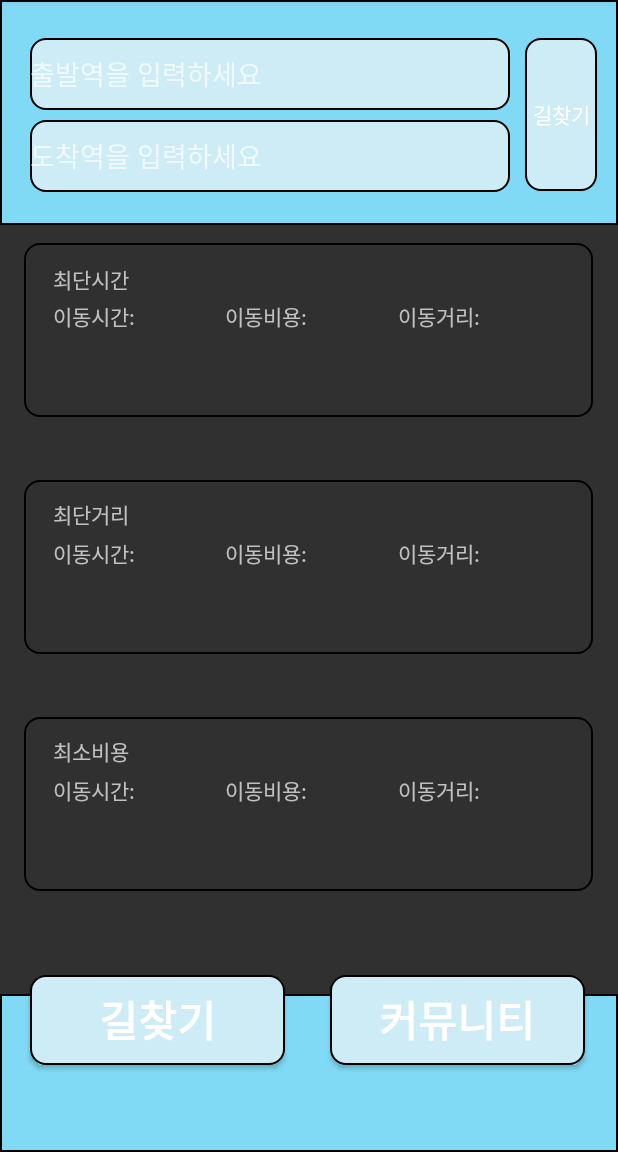
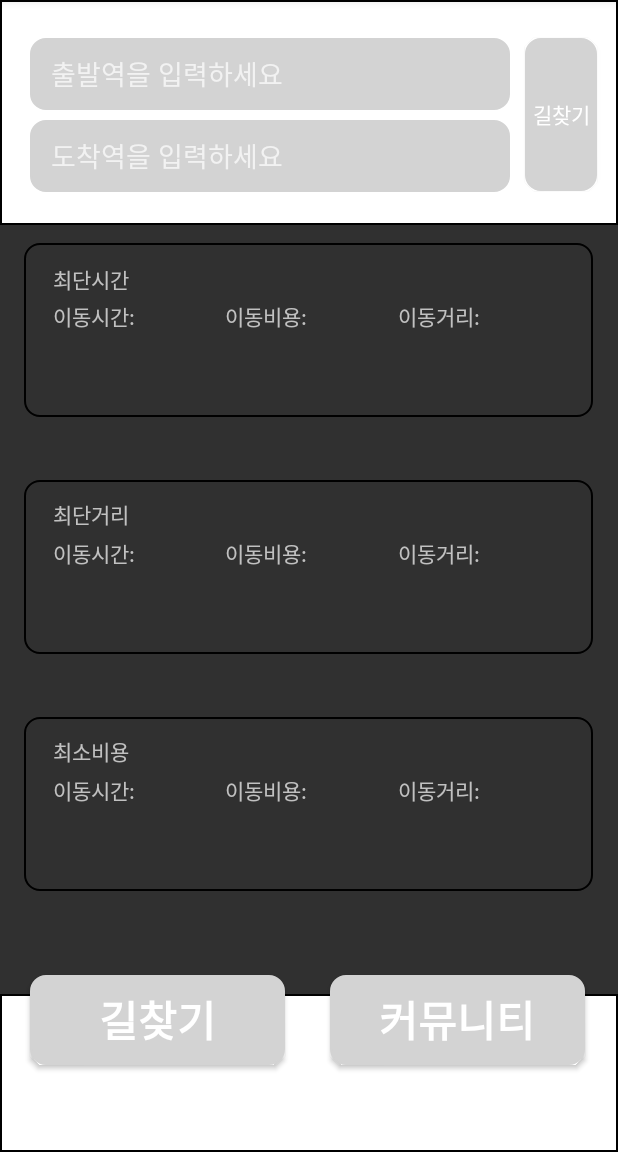
Before and after one commit to SemiC0DER/subway, an Android app built with Jetpack Compose: the SelectActivity screen opened directly, with no data from a screen before it, on a phone screen of 412 x 824 dp, the part 84-1236 px from its top. Run offline under Robolectric (Android 15) with nearby library versions, the phone set to English and light mode, and no system bars.

Commit message:
순서 변경

```diff
--- a/app/src/main/res/drawable/boder_line.xml
+++ b/app/src/main/res/drawable/boder_line.xml
@@ -9,7 +9,7 @@
 <!--</selector>-->
 
 <shape xmlns:android="http://schemas.android.com/apk/res/android">
-<solid android:color="#CEECF5" /> <!-- 배경 색상 -->
+<solid android:color="#D3D3D3" /> <!-- 배경 색상 -->
 <corners android:radius="10dp" /> <!-- 모서리 반경 -->
-<stroke android:color="#000000" android:width="1dp"/> <!-- 경계선 색상 및 두께 -->
+<stroke android:color="#D3D3D3" android:width="1dp"/> <!-- 경계선 색상 및 두께 -->
 </shape>
--- a/app/src/main/res/drawable/border_line_deepblue.xml
+++ b/app/src/main/res/drawable/border_line_deepblue.xml
@@ -1,6 +1,6 @@
 <?xml version="1.0" encoding="utf-8"?>
 <shape xmlns:android="http://schemas.android.com/apk/res/android">
-    <solid android:color="#81DAF5" /> <!-- 배경 색상 -->
+    <solid android:color="#FFFFFF" /> <!-- 배경 색상 -->
 <!--    <corners android:radius="10dp" /> &lt;!&ndash; 모서리 반경 &ndash;&gt;-->
     <stroke android:color="#000000" android:width="1dp"/> <!-- 경계선 색상 및 두께 -->
 </shape>
--- /dev/null
+++ b/app/src/main/res/drawable/grey.xml
@@ -0,0 +1,6 @@
+<?xml version="1.0" encoding="utf-8"?>
+<shape xmlns:android="http://schemas.android.com/apk/res/android">
+    <solid android:color="#808080" /> <!-- 배경 색상 -->
+    <!--    <corners android:radius="10dp" /> &lt;!&ndash; 모서리 반경 &ndash;&gt;-->
+    <stroke android:color="#808080" android:width="1dp"/> <!-- 경계선 색상 및 두께 -->
+</shape>
--- a/app/src/main/res/layout/activity_main_page.xml
+++ b/app/src/main/res/layout/activity_main_page.xml
@@ -14,7 +14,7 @@
 
         <ImageView
             android:id="@+id/Subway_Image"
-            android:layout_width="match_parent"
+            android:layout_width="wrap_content"
             android:layout_height="wrap_content"
             app:srcCompat="@drawable/resource__"
             android:layout_gravity="center"/>
@@ -40,7 +40,7 @@
         android:id="@+id/start_station"
         android:layout_width="320dp"
         android:layout_height="48dp"
-        android:hint="출발역을 입력하세요"
+        android:hint="   출발역을 입력하세요"
         android:background="@drawable/boder_line"
         app:layout_constraintStart_toStartOf="parent"
         app:layout_constraintTop_toTopOf="parent"
@@ -51,7 +51,7 @@
         android:id="@+id/destination_station"
         android:layout_width="320dp"
         android:layout_height="48dp"
-        android:hint="도착역을 입력하세요"
+        android:hint="   도착역을 입력하세요"
         android:background="@drawable/boder_line"
         app:layout_constraintStart_toStartOf="parent"
         app:layout_constraintTop_toTopOf="parent"
--- a/app/src/main/res/layout/select_.xml
+++ b/app/src/main/res/layout/select_.xml
@@ -20,7 +20,7 @@
         android:id="@+id/start_station"
         android:layout_width="320dp"
         android:layout_height="48dp"
-        android:hint="출발역을 입력하세요"
+        android:hint="   출발역을 입력하세요"
         android:background="@drawable/boder_line"
         app:layout_constraintStart_toStartOf="parent"
         app:layout_constraintTop_toTopOf="parent"
@@ -31,7 +31,7 @@
         android:id="@+id/destination_station"
         android:layout_width="320dp"
         android:layout_height="48dp"
-        android:hint="도착역을 입력하세요"
+        android:hint="   도착역을 입력하세요"
         android:background="@drawable/boder_line"
         app:layout_constraintStart_toStartOf="parent"
         app:layout_constraintTop_toTopOf="parent"
```
Also changed, not shown: app/src/main/res/drawable/stick.xml (+12 -37 lines), app/src/main/res/layout/shortest_distance.xml (+4 -4 lines).
